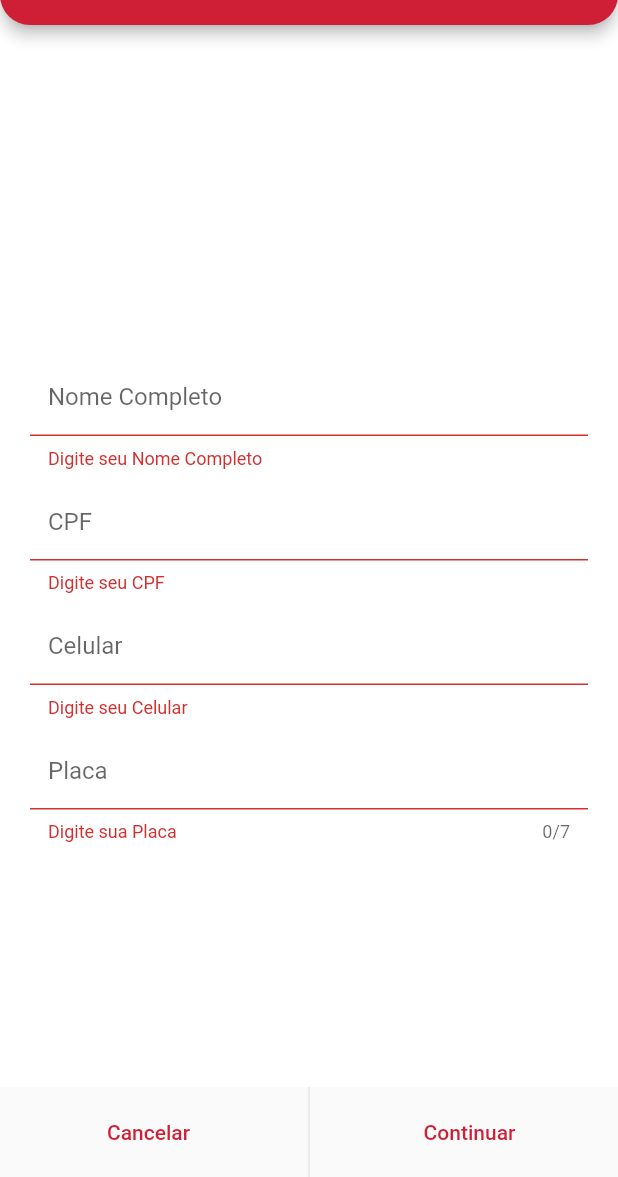
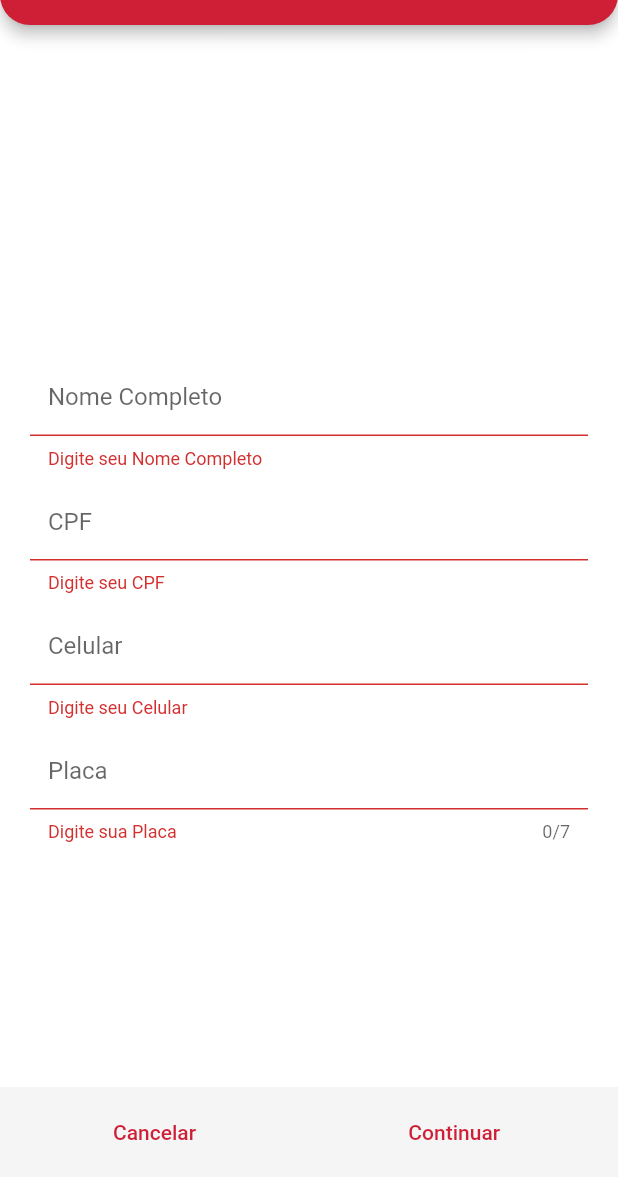
Before and after one commit to lucas3g/AppPontos, a Flutter app: the RegisterPage screen opened by its route, on a phone screen of 412 x 824 dp, the part 59-1236 px from its top. Run offline on Flutter 3.47's test engine with Material 2 defaults, Android fonts, the phone set to English and light mode, and no system bars; our stand-ins replace another_flushbar, brasil_fields, cached_network_image, curved_navigation_bar, dio, firebase_core and 11 more; accounts and stored records are empty; generated files the repository leaves out were written again.

Commit message:
novo estilo no botao de cadastrar

```diff
--- a/bio_app_pontos/lib/src/controllers/register/register_controller.dart
+++ b/bio_app_pontos/lib/src/controllers/register/register_controller.dart
@@ -79,7 +79,7 @@ abstract class _RegisterControllerBase with Store {
   Future<bool> registerUser({required BuildContext context}) async {
     try {
       status = RegisterStatus.loading;
-      await Future.delayed(Duration(milliseconds: 600));
+      await Future.delayed(Duration(seconds: 1));
       final result = await InternetAddress.lookup(MeuDio.baseUrl);
       if (result.isNotEmpty && result[0].rawAddress.isNotEmpty) {
         if (await verificaCPFCadastrado()) {
@@ -92,17 +92,38 @@ abstract class _RegisterControllerBase with Store {
 
         if (response.statusCode == 200) {
           await GlobalSettings().appSetting.setUser(user: user);
+          await Future.delayed(Duration(milliseconds: 300));
           await loginController.acessarApp(context: context, user: user);
           status = RegisterStatus.success;
           return true;
         } else {
+          MeuToast.toast(
+            title: 'Ops...',
+            message:
+                'Não foi possível concluir o seu cadastro, por favor tente novamente.',
+            type: TypeToast.error,
+            context: context,
+          );
           status = RegisterStatus.error;
           return false;
         }
       } else {
+        MeuToast.toast(
+          title: 'Ops...',
+          message: 'Parece que você esta sem internet, por favor verifique.',
+          type: TypeToast.noNet,
+          context: context,
+        );
         return false;
       }
     } catch (e) {
+      MeuToast.toast(
+        title: 'Ops...',
+        message:
+            'Não foi possível concluir o seu cadastro, por favor tente novamente.',
+        type: TypeToast.error,
+        context: context,
+      );
       status = RegisterStatus.error;
       return false;
     }
--- a/bio_app_pontos/lib/src/pages/register/register_page.dart
+++ b/bio_app_pontos/lib/src/pages/register/register_page.dart
@@ -5,6 +5,8 @@ import 'package:bio_app_pontos/src/pages/login/login_page.dart';
 import 'package:bio_app_pontos/src/pages/register/steps/person_address_widget.dart';
 import 'package:bio_app_pontos/src/pages/register/steps/person_data_widget.dart';
 import 'package:bio_app_pontos/src/pages/register/steps/person_email_password.dart';
+import 'package:bio_app_pontos/src/theme/app_theme.dart';
+import 'package:bio_app_pontos/src/utils/constants.dart';
 import 'package:bio_app_pontos/src/utils/meu_toast.dart';
 import 'package:bio_app_pontos/src/utils/types_toast.dart';
 import 'package:flutter/material.dart';
@@ -132,13 +134,26 @@ class _RegisterPageState extends State<RegisterPage> {
           ),
         ),
       ),
-      bottomSheet: Container(
+      bottomSheet: Observer(builder: (context) {
+        return AnimatedContainer(
+          duration: Duration(milliseconds: 500),
           height: 60,
-        child: Row(
+          width: context.screenWidth,
+          color: controller.status == RegisterStatus.success
+              ? Colors.green.shade500
+              : Colors.grey.shade100,
+          child: Stack(
             children: [
-            Expanded(
+              Observer(builder: (context) {
+                return AnimatedOpacity(
+                  duration: Duration(milliseconds: 500),
+                  opacity: controller.status == RegisterStatus.loading ||
+                          controller.status == RegisterStatus.success
+                      ? 0
+                      : 1,
                   child: Container(
                     height: 60,
+                    width: context.screenWidth * 0.50,
                     child: TextButton(
                       onPressed: () async {
                         if (currentPage == 0) {
@@ -161,10 +176,19 @@ class _RegisterPageState extends State<RegisterPage> {
                       child: Text(currentPage == 0 ? 'Cancelar' : 'Voltar'),
                     ),
                   ),
-            ),
-            VerticalDivider(),
-            Expanded(
-              child: Container(
+                );
+              }),
+              Observer(builder: (context) {
+                return AnimatedPositioned(
+                  left: controller.status == RegisterStatus.loading ||
+                          controller.status == RegisterStatus.success
+                      ? 1
+                      : context.screenWidth * 0.50,
+                  duration: Duration(milliseconds: 500),
+                  width: controller.status == RegisterStatus.loading ||
+                          controller.status == RegisterStatus.success
+                      ? context.screenWidth
+                      : context.screenWidth * 0.47,
                   height: 60,
                   child: TextButton(
                     onPressed: () async {
@@ -194,25 +218,42 @@ class _RegisterPageState extends State<RegisterPage> {
                     child: Observer(builder: (context) {
                       return controller.status == RegisterStatus.empty ||
                               controller.status == RegisterStatus.error ||
-                            controller.status == RegisterStatus.success ||
-                            controller.status == RegisterStatus.cnpjJaCadastrado
+                              controller.status ==
+                                  RegisterStatus.cnpjJaCadastrado
                           ? Text(currentPage < 2
                               ? 'Continuar'
                               : 'Finalizar Cadastro')
-                        : Center(
+                          : controller.status == RegisterStatus.loading
+                              ? Center(
                                   child: Container(
                                     width: 30,
                                     height: 30,
                                     child: CircularProgressIndicator(),
                                   ),
+                                )
+                              : FittedBox(
+                                  child: Row(
+                                    children: [
+                                      Icon(
+                                        Icons.check_rounded,
+                                        color: Colors.white,
+                                        size: 30,
+                                      ),
+                                      SizedBox(width: 10),
+                                      Text('Cadastro efetuado com sucesso!',
+                                          style: AppTheme
+                                              .textStyles.textoCadastroSucesso),
+                                    ],
+                                  ),
                                 );
                     }),
                   ),
-              ),
-            ),
+                );
+              }),
             ],
           ),
-      ),
+        );
+      }),
     );
   }
 }
--- a/bio_app_pontos/lib/src/theme/app_text_styles.dart
+++ b/bio_app_pontos/lib/src/theme/app_text_styles.dart
@@ -12,6 +12,7 @@ abstract class AppTextStyles {
   TextStyle get titleNome;
   TextStyle get titleImageNaoEncontrada;
   TextStyle get textoSairApp;
+  TextStyle get textoCadastroSucesso;
 }
 
 class AppTextStylesDefault implements AppTextStyles {
@@ -56,4 +57,8 @@ class AppTextStylesDefault implements AppTextStyles {
   @override
   TextStyle get textoSairApp => GoogleFonts.montserrat(
       fontSize: 14, color: Colors.black, fontWeight: FontWeight.w500);
+
+  @override
+  TextStyle get textoCadastroSucesso => GoogleFonts.montserrat(
+      fontSize: 14, color: Colors.white, fontWeight: FontWeight.w700);
 }
```
Lines whose indentation alone changed are shown as unchanged.
